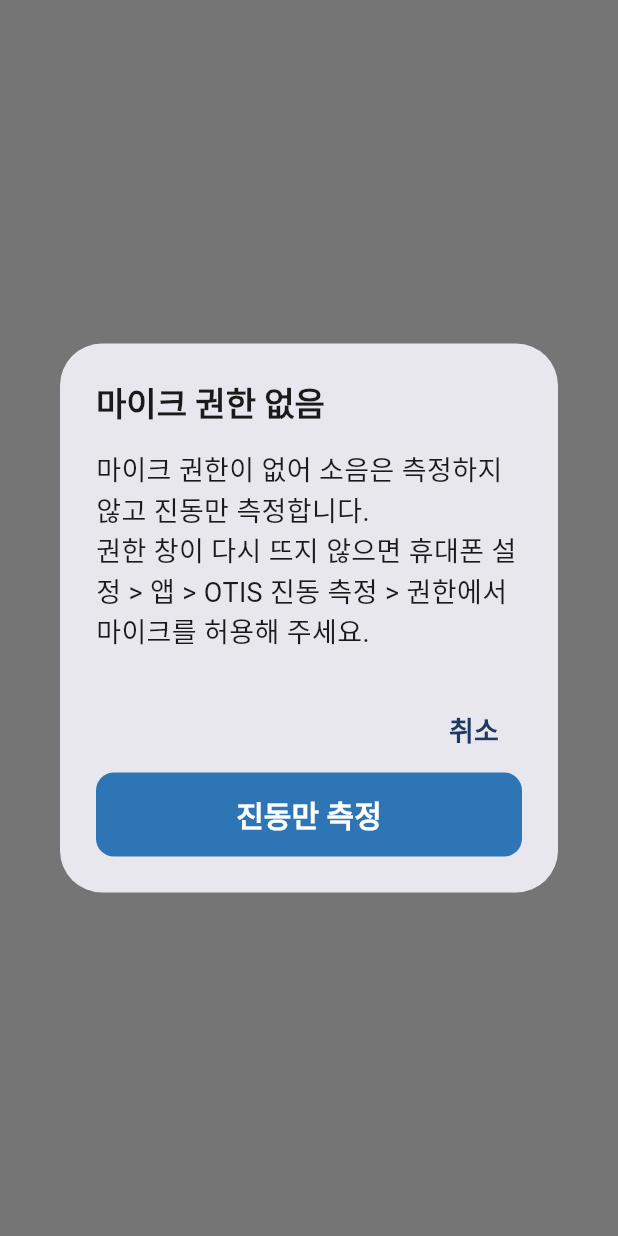
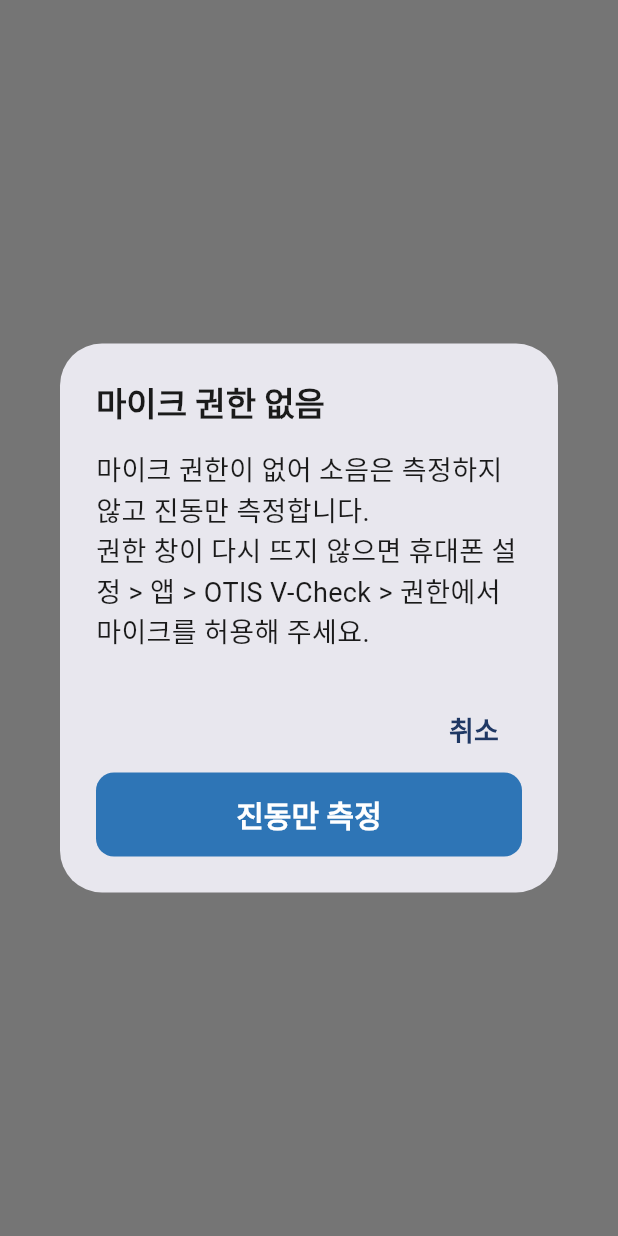
Before and after one commit to westone-hq/OTIS, a Flutter app: what ensureMicPermission() shows on an empty page, opened directly with empty values, on a phone screen of 412 x 824 dp. Run offline on Flutter 3.47's test engine with Material 3 defaults, Android fonts, the phone set to English and light mode, and no system bars; our stand-ins replace go_router, package_info_plus, pdf, shared_preferences, wakelock_plus; missing offline and left inert: flutter_email_sender; accounts and stored records are empty.

Commit message:
feat(branding): 앱 이름을 "OTIS V-Check" 로 바꾼다
- android:label · MaterialApp title 을 "OTIS V-Check" 로 바꾼다.
  applicationId(com.otis.vibration_checker)는 그대로 둔다
- 마이크 권한 안내의 설정 경로("설정 > 앱 > …")도 새 이름으로 맞춘다
- CLAUDE.md 머리말에 앱 이름, 구조 표에 docs/release.md · assets/icon/

Co-Authored-By: Claude Opus 5.5 <noreply@anthropic.com>

```diff
--- a/lib/main.dart
+++ b/lib/main.dart
@@ -24,12 +24,15 @@ class VibrationCheckerApp extends StatelessWidget {
   const VibrationCheckerApp({super.key});
 
   /// 작성: 2026-08-17 11:15:41 · 박건준
+  /// 수정: 2026-10-13 14:15:29 · nada
   /// 함수: build
   /// 목적: 앱의 최상위 설정을 구성한다. 화면 전환 자체는 `appRouter`
   ///       (앱 라우터. GoRouter 패키지로 만든 것으로, URL 경로 하나하나를
   ///       화면 하나에 대응시켜 전환을 관리해준다)가 맡고, 이 함수는
   ///       앱 전역 설정만 채운다.
-  ///       - `title` — 앱 제목 (기기 최근 실행 목록 등에 노출)
+  ///       - `title` — 앱 제목 (기기 최근 실행 목록 등에 노출). 홈 화면
+  ///         아이콘 아래 이름(`AndroidManifest.xml` 의 `android:label`)과
+  ///         같은 "OTIS V-Check" 로 맞춘다
   ///       - `color` — 앱 기본 배경색 (`AppColors.bg`)
   ///       - `theme` — 앱 전역 테마 (`buildAppTheme()`)
   ///       - `routerConfig` — 화면 라우팅 설정 (`appRouter`)
@@ -44,7 +47,7 @@ class VibrationCheckerApp extends StatelessWidget {
   @override
   Widget build(BuildContext context) {
     return MaterialApp.router(
-      title: 'OTIS 진동 측정',
+      title: 'OTIS V-Check',
       color: AppColors.bg,
       theme: buildAppTheme(),
       routerConfig: appRouter, // → 로직 이동: appRouter
--- a/lib/ui/features/measure/mic_permission.dart
+++ b/lib/ui/features/measure/mic_permission.dart
@@ -5,6 +5,7 @@ import 'package:vibration_checker/adapter/sensor_channel.dart';
 import '../../core/widgets/app_dialog.dart';
 
 /// 작성: 2026-10-04 18:15:24 · nada
+/// 수정: 2026-10-13 14:15:29 · nada
 /// 함수: ensureMicPermission
 /// 목적: 측정 화면으로 넘어가기 전에 마이크 권한을 받는다. 측정 중에는
 ///       휴대폰을 뒤집어 놓으므로 그때 권한 창이 뜨면 누를 수 없다. 한 번
@@ -27,7 +28,7 @@ Future<bool> ensureMicPermission(
     title: '마이크 권한 없음',
     message:
         '마이크 권한이 없어 소음은 측정하지 않고 진동만 측정합니다.\n'
-        '권한 창이 다시 뜨지 않으면 휴대폰 설정 > 앱 > OTIS 진동 측정 > '
+        '권한 창이 다시 뜨지 않으면 휴대폰 설정 > 앱 > OTIS V-Check > '
         '권한에서 마이크를 허용해 주세요.',
     confirmLabel: '진동만 측정',
     cancelLabel: '취소',
```
Also changed, not shown: 2 other files.
